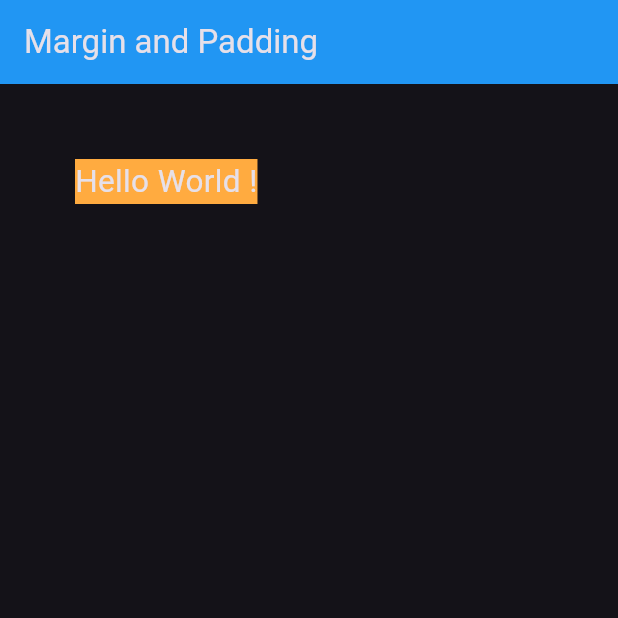
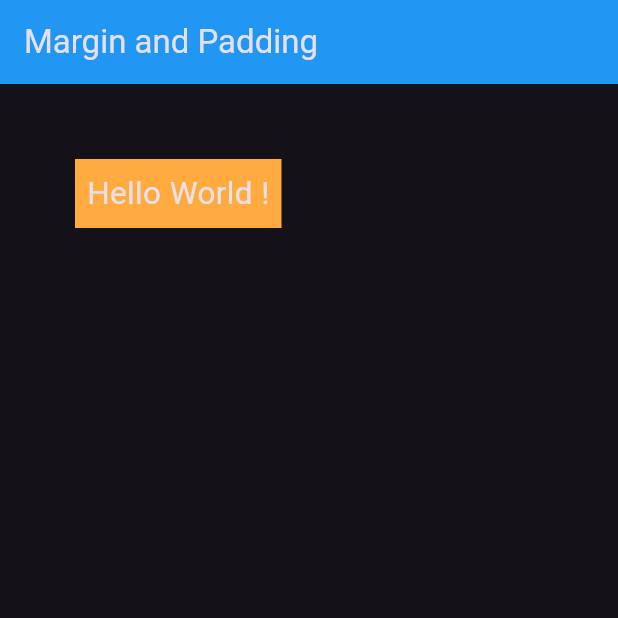
Before and after one commit to Piyushbhatt7/Flutter-Widgets, a Flutter app: the screen it shows after launch, on a phone screen of 412 x 824 dp, the top half of it. Run offline on Flutter 3.47's test engine with Material 3 defaults, Android fonts, the phone set to English and light mode, and no system bars.

Commit message:
Margin and Padding

```diff
--- a/lib/margin and padding.dart
+++ b/lib/margin and padding.dart
@@ -20,8 +20,11 @@ class margin_and_padding extends StatelessWidget {
       body: Container(
         color: Colors.orangeAccent,
         margin: EdgeInsets.all(50),                      // margin provide spacing outside the container
-        child: Text('Hello World !',
-         style: TextStyle(fontSize: 21),))
+        child: Padding(
+          padding: const EdgeInsets.all(8.0),
+          child: Text('Hello World !',
+           style: TextStyle(fontSize: 21),),
+        ))
     );
   }
 }
```
